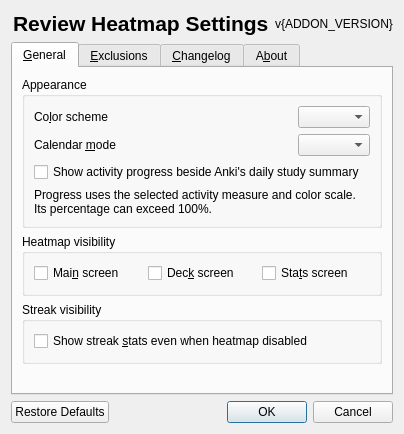
The window that designer/options.ui (tassa-yoniso-manasi-karoto/better-review-heatmap) describes before a commit, drawn with Qt 5.
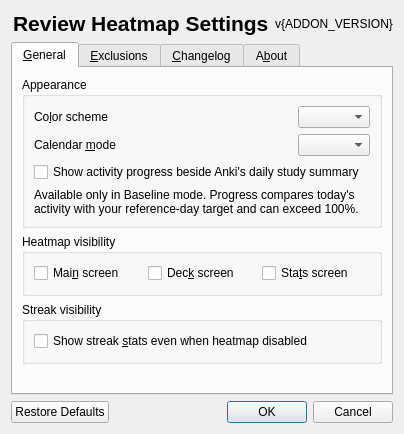
The same window after the commit. Icons and pictures are not drawn.

Commit message: restrict progress bar display to baseline mode

Patch:
```diff
--- a/designer/options.ui
+++ b/designer/options.ui
@@ -106,7 +106,7 @@
           <item>
            <widget class="QLabel" name="labTodayProgressHelp">
             <property name="text">
-             <string>Progress uses the selected activity measure and color scale. Its percentage can exceed 100%.</string>
+             <string>Available only in Baseline mode. Progress compares today's activity with your reference-day target and can exceed 100%.</string>
             </property>
             <property name="wordWrap">
              <bool>true</bool>
```
Left out of the diff: 2 changed lines with no effect on the pictures. The commit also changes 7 other files.
